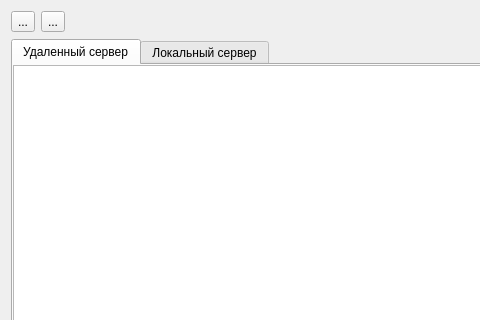
First picture: the form in usonicapp/forms/table.ui, repository Kneshal/usonicApp, before the edit; both pictures show x 0 to 480 and y 0 to 320 of the 746 by 524 pixel window.
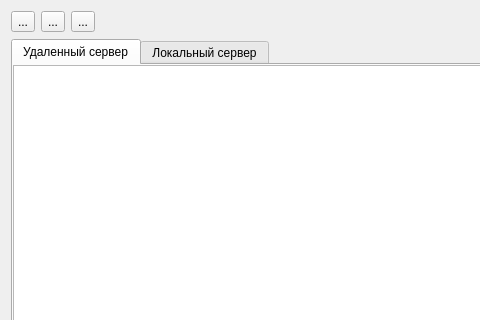
Second picture: the form after the edit.

Diff of the .ui file:
```diff
--- a/usonicapp/forms/table.ui
+++ b/usonicapp/forms/table.ui
@@ -60,6 +60,25 @@
        </property>
       </widget>
      </item>
+     <item>
+      <widget class="QToolButton" name="sync_button">
+       <property name="minimumSize">
+        <size>
+         <width>20</width>
+         <height>20</height>
+        </size>
+       </property>
+       <property name="text">
+        <string>...</string>
+       </property>
+       <property name="iconSize">
+        <size>
+         <width>20</width>
+         <height>20</height>
+        </size>
+       </property>
+      </widget>
+     </item>
      <item>
       <spacer name="horizontalSpacer">
        <property name="orientation">
```
